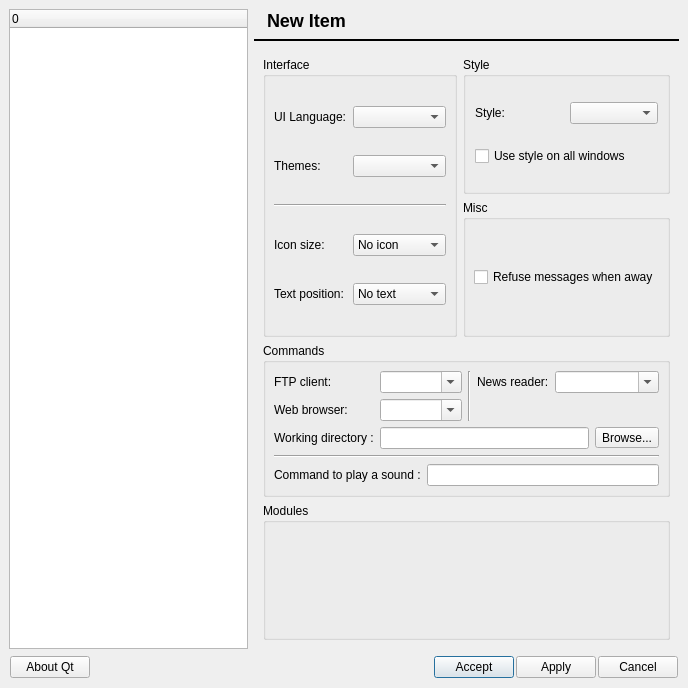
Fruneau/qRezix, file core/rzxpropertyui.ui: the form before one commit.
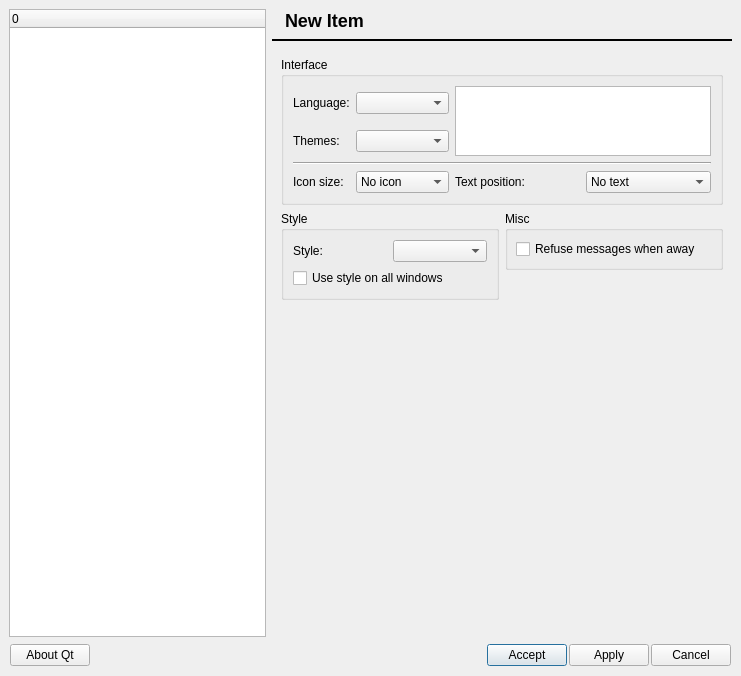
The form after the commit. Icons and pictures are not drawn. Custom widgets are drawn as their Qt base class.

What changed in the file:
```diff
--- a/core/rzxpropertyui.ui
+++ b/core/rzxpropertyui.ui
@@ -8,8 +8,8 @@
    <rect>
     <x>0</x>
     <y>0</y>
-    <width>688</width>
-    <height>688</height>
+    <width>741</width>
+    <height>676</height>
    </rect>
   </property>
   <property name="windowTitle" >
@@ -652,7 +652,323 @@
        <property name="spacing" >
         <number>6</number>
        </property>
-       <item row="2" column="0" colspan="2" >
+       <item row="0" column="0" colspan="2" >
+        <widget class="QGroupBox" name="groupBox" >
+         <property name="title" >
+          <string>Interface</string>
+         </property>
+         <layout class="QGridLayout" >
+          <property name="margin" >
+           <number>9</number>
+          </property>
+          <property name="spacing" >
+           <number>6</number>
+          </property>
+          <item row="1" column="0" >
+           <widget class="QLabel" name="lblTheme" >
+            <property name="enabled" >
+             <bool>true</bool>
+            </property>
+            <property name="text" >
+             <string>Themes:</string>
+            </property>
+            <property name="textFormat" >
+             <enum>Qt::PlainText</enum>
+            </property>
+            <property name="buddy" >
+             <cstring>cmbIconTheme</cstring>
+            </property>
+           </widget>
+          </item>
+          <item row="2" column="0" colspan="4" >
+           <widget class="Line" name="line" >
+            <property name="orientation" >
+             <enum>Qt::Horizontal</enum>
+            </property>
+           </widget>
+          </item>
+          <item row="3" column="2" >
+           <widget class="QLabel" name="lblMenuText" >
+            <property name="text" >
+             <string>Text position:</string>
+            </property>
+            <property name="textFormat" >
+             <enum>Qt::PlainText</enum>
+            </property>
+            <property name="buddy" >
+             <cstring>cmbMenuText</cstring>
+            </property>
+           </widget>
+          </item>
+          <item row="3" column="3" >
+           <widget class="QComboBox" name="cmbMenuText" >
+            <property name="currentIndex" >
+             <number>0</number>
+            </property>
+            <item>
+             <property name="text" >
+              <string>No text</string>
+             </property>
+            </item>
+            <item>
+             <property name="text" >
+              <string>Beside icon</string>
+             </property>
+            </item>
+            <item>
+             <property name="text" >
+              <string>Below icon</string>
+             </property>
+            </item>
+           </widget>
+          </item>
+          <item row="3" column="0" >
+           <widget class="QLabel" name="lblMenuIconSize" >
+            <property name="text" >
+             <string>Icon size:</string>
+            </property>
+            <property name="textFormat" >
+             <enum>Qt::PlainText</enum>
+            </property>
+            <property name="buddy" >
+             <cstring>cmbMenuIcons</cstring>
+            </property>
+           </widget>
+          </item>
+          <item row="3" column="1" >
+           <widget class="QComboBox" name="cmbMenuIcons" >
+            <property name="currentIndex" >
+             <number>0</number>
+            </property>
+            <item>
+             <property name="text" >
+              <string>No icon</string>
+             </property>
+            </item>
+            <item>
+             <property name="text" >
+              <string>Small icons</string>
+             </property>
+            </item>
+            <item>
+             <property name="text" >
+              <string>Big icons</string>
+             </property>
+            </item>
+           </widget>
+          </item>
+          <item rowspan="2" row="0" column="2" colspan="2" >
+           <widget class="QListWidget" name="lstTheme" >
+            <property name="minimumSize" >
+             <size>
+              <width>74</width>
+              <height>70</height>
+             </size>
+            </property>
+            <property name="maximumSize" >
+             <size>
+              <width>458</width>
+              <height>70</height>
+             </size>
+            </property>
+            <property name="sizeIncrement" >
+             <size>
+              <width>32</width>
+              <height>32</height>
+             </size>
+            </property>
+            <property name="baseSize" >
+             <size>
+              <width>74</width>
+              <height>70</height>
+             </size>
+            </property>
+            <property name="verticalScrollBarPolicy" >
+             <enum>Qt::ScrollBarAlwaysOff</enum>
+            </property>
+            <property name="horizontalScrollBarPolicy" >
+             <enum>Qt::ScrollBarAlwaysOff</enum>
+            </property>
+            <property name="selectionMode" >
+             <enum>QAbstractItemView::NoSelection</enum>
+            </property>
+            <property name="iconSize" >
+             <size>
+              <width>32</width>
+              <height>32</height>
+             </size>
+            </property>
+            <property name="gridSize" >
+             <size>
+              <width>32</width>
+              <height>32</height>
+             </size>
+            </property>
+            <property name="viewMode" >
+             <enum>QListView::IconMode</enum>
+            </property>
+            <property name="uniformItemSizes" >
+             <bool>true</bool>
+            </property>
+           </widget>
+          </item>
+          <item row="0" column="0" >
+           <widget class="QLabel" name="langLabel" >
+            <property name="text" >
+             <string>Language:</string>
+            </property>
+            <property name="textFormat" >
+             <enum>Qt::PlainText</enum>
+            </property>
+            <property name="buddy" >
+             <cstring>languageBox</cstring>
+            </property>
+           </widget>
+          </item>
+          <item row="0" column="1" >
+           <widget class="QComboBox" name="languageBox" />
+          </item>
+          <item row="1" column="1" >
+           <widget class="QComboBox" name="cmbIconTheme" >
+            <property name="minimumSize" >
+             <size>
+              <width>0</width>
+              <height>0</height>
+             </size>
+            </property>
+            <property name="whatsThis" >
+             <string>&lt;h3>Themes&lt;/h3>&lt;p>Choose a themes for the icons.&lt;/p></string>
+            </property>
+           </widget>
+          </item>
+         </layout>
+        </widget>
+       </item>
+       <item row="1" column="1" >
+        <widget class="QGroupBox" name="groupMisc" >
+         <property name="title" >
+          <string>Misc</string>
+         </property>
+         <layout class="QGridLayout" >
+          <property name="margin" >
+           <number>8</number>
+          </property>
+          <property name="spacing" >
+           <number>6</number>
+          </property>
+          <item row="0" column="0" >
+           <widget class="QCheckBox" name="cbRefuseAway" >
+            <property name="whatsThis" >
+             <string>&lt;h3>Responder mode&lt;/h3>&lt;p>There are 2 kinds of responder&lt;p>&lt;p>&lt;b>Refuse,&lt;/b> in this mode, all the messages you receive while away are lost&lt;/p>&lt;p>&lt;b>Store,&lt;/b> in this mode, you can read you messages as if you were not marked away&lt;/p></string>
+            </property>
+            <property name="text" >
+             <string>Refuse messages when away</string>
+            </property>
+           </widget>
+          </item>
+         </layout>
+        </widget>
+       </item>
+       <item rowspan="2" row="1" column="0" >
+        <widget class="QGroupBox" name="grpStyle" >
+         <property name="title" >
+          <string>Style</string>
+         </property>
+         <layout class="QGridLayout" >
+          <property name="margin" >
+           <number>9</number>
+          </property>
+          <property name="spacing" >
+           <number>6</number>
+          </property>
+          <item row="1" column="0" colspan="2" >
+           <widget class="QCheckBox" name="cbStyleForAll" >
+            <property name="text" >
+             <string>Use style on all windows</string>
+            </property>
+           </widget>
+          </item>
+          <item row="0" column="1" >
+           <widget class="QComboBox" name="cmbStyle" />
+          </item>
+          <item row="0" column="0" >
+           <widget class="QLabel" name="lblStyle" >
+            <property name="text" >
+             <string>Style:</string>
+            </property>
+           </widget>
+          </item>
+         </layout>
+        </widget>
+       </item>
+       <item row="3" column="0" >
+        <spacer>
+         <property name="orientation" >
+          <enum>Qt::Vertical</enum>
+         </property>
+         <property name="sizeHint" >
+          <size>
+           <width>20</width>
+           <height>271</height>
+          </size>
+         </property>
+        </spacer>
+       </item>
+       <item rowspan="2" row="2" column="1" >
+        <spacer>
+         <property name="orientation" >
+          <enum>Qt::Vertical</enum>
+         </property>
+         <property name="sizeHint" >
+          <size>
+           <width>20</width>
+           <height>301</height>
+          </size>
+         </property>
+        </spacer>
+       </item>
+      </layout>
+     </widget>
+     <widget class="QWidget" name="pageModules" >
+      <layout class="QGridLayout" >
+       <property name="margin" >
+        <number>9</number>
+       </property>
+       <property name="spacing" >
+        <number>6</number>
+       </property>
+       <item row="2" column="0" >
+        <spacer>
+         <property name="orientation" >
+          <enum>Qt::Vertical</enum>
+         </property>
+         <property name="sizeHint" >
+          <size>
+           <width>20</width>
+           <height>40</height>
+          </size>
+         </property>
+        </spacer>
+       </item>
+       <item row="1" column="0" >
+        <widget class="QGroupBox" name="groupModules" >
+         <property name="title" >
+          <string>Modules</string>
+         </property>
+         <layout class="QGridLayout" >
+          <property name="margin" >
+           <number>9</number>
+          </property>
+          <property name="spacing" >
+           <number>6</number>
+          </property>
+          <item row="0" column="0" >
+           <widget class="RzxModuleLoaderProp" name="moduleLoader" />
+          </item>
+         </layout>
+        </widget>
+       </item>
+       <item row="0" column="0" >
         <widget class="QGroupBox" name="groupNotification" >
          <property name="title" >
           <string>Commands</string>
@@ -817,219 +1133,6 @@
          </widget>
         </widget>
        </item>
-       <item row="3" column="0" colspan="2" >
-        <widget class="QGroupBox" name="groupModules" >
-         <property name="title" >
-          <string>Modules</string>
-         </property>
-         <layout class="QGridLayout" >
-          <property name="margin" >
-           <number>9</number>
-          </property>
-          <property name="spacing" >
-           <number>6</number>
-          </property>
-          <item row="0" column="0" >
-           <widget class="RzxModuleLoaderProp" name="moduleLoader" >
-           </widget>
-          </item>
-         </layout>
-        </widget>
-       </item>
-       <item row="1" column="1" >
-        <widget class="QGroupBox" name="groupMisc" >
-         <property name="title" >
-          <string>Misc</string>
-         </property>
-         <layout class="QGridLayout" >
-          <property name="margin" >
-           <number>8</number>
-          </property>
-          <property name="spacing" >
-           <number>6</number>
-          </property>
-          <item row="0" column="0" >
-           <widget class="QCheckBox" name="cbRefuseAway" >
-            <property name="whatsThis" >
-             <string>&lt;h3>Responder mode&lt;/h3>&lt;p>There are 2 kinds of responder&lt;p>&lt;p>&lt;b>Refuse,&lt;/b> in this mode, all the messages you receive while away are lost&lt;/p>&lt;p>&lt;b>Store,&lt;/b> in this mode, you can read you messages as if you were not marked away&lt;/p></string>
-            </property>
-            <property name="text" >
-             <string>Refuse messages when away</string>
-            </property>
-           </widget>
-          </item>
-         </layout>
-        </widget>
-       </item>
-       <item row="0" column="1" >
-        <widget class="QGroupBox" name="grpStyle" >
-         <property name="title" >
-          <string>Style</string>
-         </property>
-         <layout class="QGridLayout" >
-          <property name="margin" >
-           <number>9</number>
-          </property>
-          <property name="spacing" >
-           <number>6</number>
-          </property>
-          <item row="1" column="0" colspan="2" >
-           <widget class="QCheckBox" name="cbStyleForAll" >
-            <property name="text" >
-             <string>Use style on all windows</string>
-            </property>
-           </widget>
-          </item>
-          <item row="0" column="1" >
-           <widget class="QComboBox" name="cmbStyle" />
-          </item>
-          <item row="0" column="0" >
-           <widget class="QLabel" name="lblStyle" >
-            <property name="text" >
-             <string>Style:</string>
-            </property>
-           </widget>
-          </item>
-         </layout>
-        </widget>
-       </item>
-       <item rowspan="2" row="0" column="0" >
-        <widget class="QGroupBox" name="groupBox" >
-         <property name="title" >
-          <string>Interface</string>
-         </property>
-         <layout class="QGridLayout" >
-          <property name="margin" >
-           <number>8</number>
-          </property>
-          <property name="spacing" >
-           <number>6</number>
-          </property>
-          <item row="2" column="0" colspan="2" >
-           <widget class="Line" name="line_5" >
-            <property name="orientation" >
-             <enum>Qt::Horizontal</enum>
-            </property>
-           </widget>
-          </item>
-          <item row="0" column="0" >
-           <widget class="QLabel" name="langLabel" >
-            <property name="text" >
-             <string>UI Language:</string>
-            </property>
-            <property name="textFormat" >
-             <enum>Qt::PlainText</enum>
-            </property>
-            <property name="buddy" >
-             <cstring>languageBox</cstring>
-            </property>
-           </widget>
-          </item>
-          <item row="1" column="0" >
-           <widget class="QLabel" name="lblTheme" >
-            <property name="enabled" >
-             <bool>true</bool>
-            </property>
-            <property name="text" >
-             <string>Themes:</string>
-            </property>
-            <property name="textFormat" >
-             <enum>Qt::PlainText</enum>
-            </property>
-            <property name="buddy" >
-             <cstring>cmbIconTheme</cstring>
-            </property>
-           </widget>
-          </item>
-          <item row="4" column="0" >
-           <widget class="QLabel" name="lblMenuText" >
-            <property name="text" >
-             <string>Text position:</string>
-            </property>
-            <property name="textFormat" >
-             <enum>Qt::PlainText</enum>
-            </property>
-            <property name="buddy" >
-             <cstring>cmbMenuText</cstring>
-            </property>
-           </widget>
-          </item>
-          <item row="4" column="1" >
-           <widget class="QComboBox" name="cmbMenuText" >
-            <property name="currentIndex" >
-             <number>0</number>
-            </property>
-            <item>
-             <property name="text" >
-              <string>No text</string>
-             </property>
-            </item>
-            <item>
-             <property name="text" >
-              <string>Beside icon</string>
-             </property>
-            </item>
-            <item>
-             <property name="text" >
-              <string>Below icon</string>
-             </property>
-            </item>
-           </widget>
-          </item>
-          <item row="0" column="1" >
-           <widget class="QComboBox" name="languageBox" />
-          </item>
-          <item row="1" column="1" >
-           <widget class="QComboBox" name="cmbIconTheme" >
-            <property name="minimumSize" >
-             <size>
-              <width>0</width>
-              <height>0</height>
-             </size>
-            </property>
-            <property name="whatsThis" >
-             <string>&lt;h3>Themes&lt;/h3>&lt;p>Choose a themes for the icons.&lt;/p></string>
-            </property>
-           </widget>
-          </item>
-          <item row="3" column="1" >
-           <widget class="QComboBox" name="cmbMenuIcons" >
-            <property name="currentIndex" >
-             <number>0</number>
-            </property>
-            <item>
-             <property name="text" >
-              <string>No icon</string>
-             </property>
-            </item>
-            <item>
-             <property name="text" >
-              <string>Small icons</string>
-             </property>
-            </item>
-            <item>
-             <property name="text" >
-              <string>Big icons</string>
-             </property>
-            </item>
-           </widget>
-          </item>
-          <item row="3" column="0" >
-           <widget class="QLabel" name="lblMenuIconSize" >
-            <property name="text" >
-             <string>Icon size:</string>
-            </property>
-            <property name="textFormat" >
-             <enum>Qt::PlainText</enum>
-            </property>
-            <property name="buddy" >
-             <cstring>cmbMenuIcons</cstring>
-            </property>
-           </widget>
-          </item>
-         </layout>
-        </widget>
-       </item>
       </layout>
      </widget>
      <widget class="QWidget" name="pageNetwork" >
```
Left out of the diff: 389 changed lines with no effect on the pictures.
